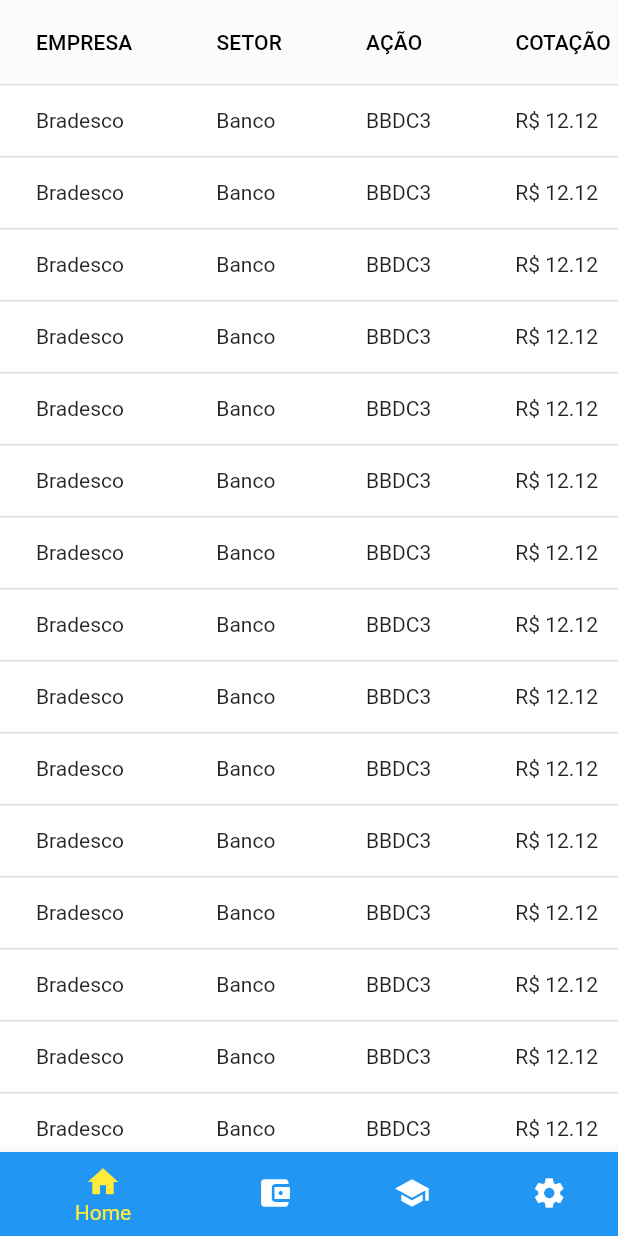
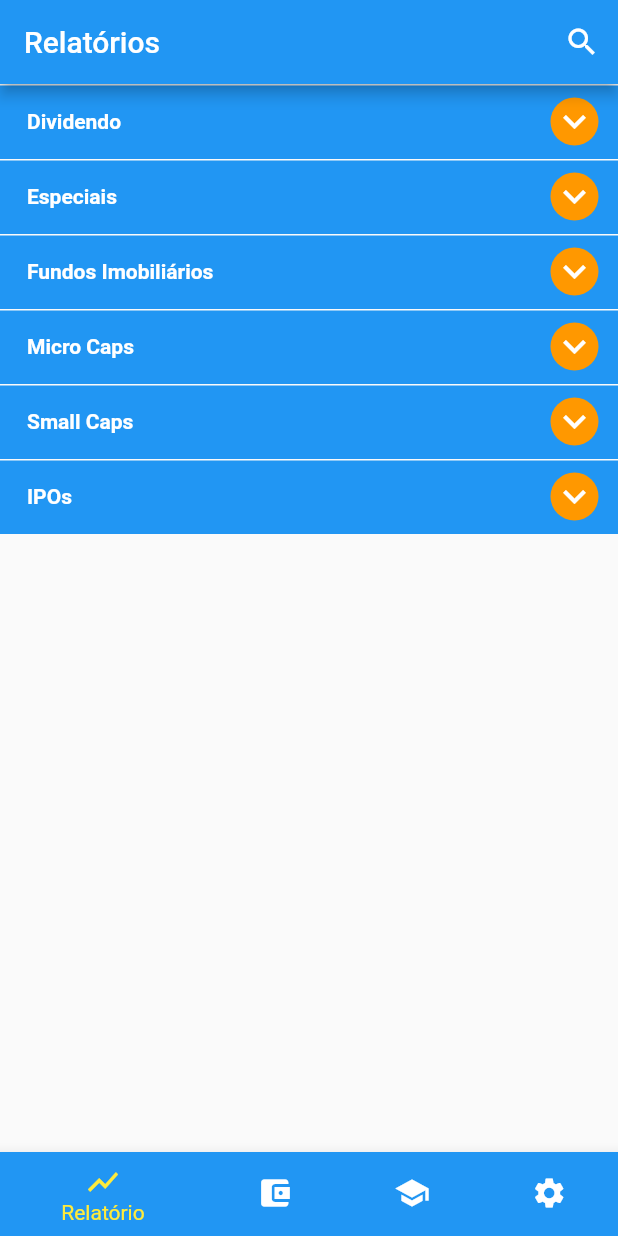
Before and after one commit to douglasalipio/projetopiloto, a Flutter app: the screen it shows after launch, on a phone screen of 412 x 824 dp. Run offline on Flutter 3.47's test engine with Material 2 defaults, Android fonts, the phone set to English and light mode, and no system bars; our stand-ins replace dartz, equatable, firebase_auth, google_sign_in; accounts and stored records are empty.

Commit message:
Report UI

```diff
--- a/lib/app/app.dart
+++ b/lib/app/app.dart
@@ -1,5 +1,5 @@
 import 'package:flutter/material.dart';
-import 'package:projeto_piloto/app/home/home_page.dart';
+import 'package:projeto_piloto/app/menu_page.dart';
 
 void main() {
   runApp(MyApp());
@@ -15,7 +15,7 @@
         primarySwatch: Colors.blue,
         visualDensity: VisualDensity.adaptivePlatformDensity,
       ),
-      home: HomePage(),
+      home: MenuPage(),
     );
   }
 }
--- a/lib/app/home/home_page.dart
+++ b/lib/app/menu_page.dart
@@ -1,20 +1,21 @@
 import 'package:flutter/material.dart';
+import 'package:projeto_piloto/app/report/report_page.dart';
 import 'package:projeto_piloto/app/wallet/widgets/wallet_fiis_widget.dart';
 import 'package:projeto_piloto/app/wallet/pages/wallet_page.dart';
 
 /// This is the stateful widget that the main application instantiates.
-class HomePage extends StatefulWidget {
-  const HomePage({Key? key}) : super(key: key);
+class MenuPage extends StatefulWidget {
+  const MenuPage({Key? key}) : super(key: key);
 
   @override
-  State<HomePage> createState() => _HomePageState();
+  State<MenuPage> createState() => _MenuPageState();
 }
 
 /// This is the private State class that goes with MyStatefulWidget.
-class _HomePageState extends State<HomePage> {
+class _MenuPageState extends State<MenuPage> {
   int _selectedIndex = 0;
   final List _widgetOptions = [
-    WalletFiisWidget(),
+    ReportPage(),
     WalletPage(),
     Container(),
     Container()
@@ -35,8 +36,8 @@
       bottomNavigationBar: BottomNavigationBar(
         items: const <BottomNavigationBarItem>[
           BottomNavigationBarItem(
-            icon: Icon(Icons.home),
-            label: 'Home',
+            icon: Icon(Icons.show_chart),
+            label: 'Relatório',
             backgroundColor: Colors.blue,
           ),
           BottomNavigationBarItem(
--- /dev/null
+++ b/lib/app/report/report_page.dart
@@ -0,0 +1,186 @@
+import 'package:flutter/cupertino.dart';
+import 'package:flutter/material.dart';
+
+class ReportPage extends StatelessWidget {
+  const ReportPage({Key? key}) : super(key: key);
+
+  static const List<Widget> expandableList = [
+    ExpandableListView(
+      title: 'Dividendo',
+    ),
+    ExpandableListView(
+      title: 'Especiais',
+    ),
+    ExpandableListView(
+      title: 'Fundos Imobiliários',
+    ),
+    ExpandableListView(
+      title: 'Micro Caps',
+    ),
+    ExpandableListView(
+      title: 'Small Caps',
+    ),
+    ExpandableListView(
+      title: 'IPO\s',
+    )
+  ];
+
+  @override
+  Widget build(BuildContext context) {
+    return Scaffold(
+      appBar: AppBar(
+        title: Text('Relatórios'),
+        actions: [
+          IconButton(
+            onPressed: () {},
+            icon: Icon(Icons.search),
+          )
+        ],
+      ),
+      body: new ListView.builder(
+        itemBuilder: (BuildContext context, int index) {
+          return expandableList[index];
+        },
+        itemCount: 6,
+      ),
+    );
+  }
+}
+
+class ExpandableListView extends StatefulWidget {
+  const ExpandableListView({Key? key, this.title}) : super(key: key);
+  final String? title;
+  static const List<Widget> titleList = [
+    Text(
+      'MRV (MRVE3).',
+      style: TextStyle(fontWeight: FontWeight.bold, color: Colors.black),
+    ),
+    Text(
+      'B3 (B3SA3)',
+      style: TextStyle(fontWeight: FontWeight.bold, color: Colors.black),
+    ),
+    Text(
+      'COPASA (CSMG)',
+      style: TextStyle(fontWeight: FontWeight.bold, color: Colors.black),
+    )
+  ];
+  @override
+  _ExpandableListViewState createState() => new _ExpandableListViewState();
+}
+
+class _ExpandableListViewState extends State<ExpandableListView> {
+  bool expandFlag = false;
+  static const List<Widget> titleList = [
+    Text(
+      'MRV (MRVE3).',
+      style: TextStyle(fontWeight: FontWeight.bold, color: Colors.black),
+    ),
+    Text(
+      'B3 (B3SA3)',
+      style: TextStyle(fontWeight: FontWeight.bold, color: Colors.black),
+    ),
+    Text(
+      'COPASA (CSMG)',
+      style: TextStyle(fontWeight: FontWeight.bold, color: Colors.black),
+    )
+  ];
+  @override
+  Widget build(BuildContext context) {
+    return new Container(
+      margin: new EdgeInsets.symmetric(vertical: 1.0),
+      child: new Column(
+        children: <Widget>[
+          new Container(
+            color: Colors.blue,
+            padding: new EdgeInsets.symmetric(horizontal: 5.0),
+            child: new Row(
+              mainAxisAlignment: MainAxisAlignment.spaceBetween,
+              children: <Widget>[
+                new Container(
+                  padding: new EdgeInsets.symmetric(horizontal: 13.0),
+                  child: Text(
+                    widget.title!,
+                    style: new TextStyle(
+                        fontWeight: FontWeight.bold, color: Colors.white),
+                  ),
+                ),
+                new IconButton(
+                    icon: new Container(
+                      height: 50.0,
+                      width: 50.0,
+                      decoration: new BoxDecoration(
+                        color: Colors.orange,
+                        shape: BoxShape.circle,
+                      ),
+                      child: new Center(
+                        child: new Icon(
+                          expandFlag
+                              ? Icons.keyboard_arrow_up
+                              : Icons.keyboard_arrow_down,
+                          color: Colors.white,
+                          size: 30.0,
+                        ),
+                      ),
+                    ),
+                    onPressed: () {
+                      setState(() {
+                        expandFlag = !expandFlag;
+                      });
+                    }),
+              ],
+            ),
+          ),
+          new ExpandableContainer(
+              expanded: expandFlag,
+              child: new ListView.builder(
+                itemBuilder: (BuildContext context, int index) {
+                  return new Container(
+                    decoration: new BoxDecoration(
+                        border: new Border.all(width: 1.0, color: Colors.grey),
+                        color: Colors.white),
+                    child: new ListTile(
+                      title: titleList[index],
+                      leading: new Icon(
+                        Icons.bubble_chart_rounded,
+                        color: Colors.black,
+                      ),
+                    ),
+                  );
+                },
+                itemCount: 3,
+              ))
+        ],
+      ),
+    );
+  }
+}
+
+class ExpandableContainer extends StatelessWidget {
+  final bool expanded;
+  final double collapsedHeight;
+  final double expandedHeight;
+  final Widget? child;
+
+  ExpandableContainer({
+    this.child,
+    this.collapsedHeight = 0.0,
+    this.expandedHeight = 300.0,
+    this.expanded = true,
+  });
+
+  @override
+  Widget build(BuildContext context) {
+    double screenWidth = MediaQuery.of(context).size.width;
+    return new AnimatedContainer(
+      duration: new Duration(milliseconds: 500),
+      curve: Curves.easeInOut,
+      width: screenWidth,
+      height: expanded ? expandedHeight : collapsedHeight,
+      child: new Container(
+        child: child,
+        decoration: new BoxDecoration(
+            border: new Border.all(width: 1.0, color: Colors.blue)),
+      ),
+    );
+  }
+}
--- a/pubspec.yaml
+++ b/pubspec.yaml
@@ -66,6 +66,9 @@
     - assets/raw/
     - dividendos_img.png
     - building_img.png
+    - b32.png
+    - copasa3.png
+    - mrv.png
 
   # To add assets to your application, add an assets section, like this:
   # assets:
```
Also changed, not shown: assets/b32.png (added), assets/copasa3.png (added), assets/mrv.png (added).
